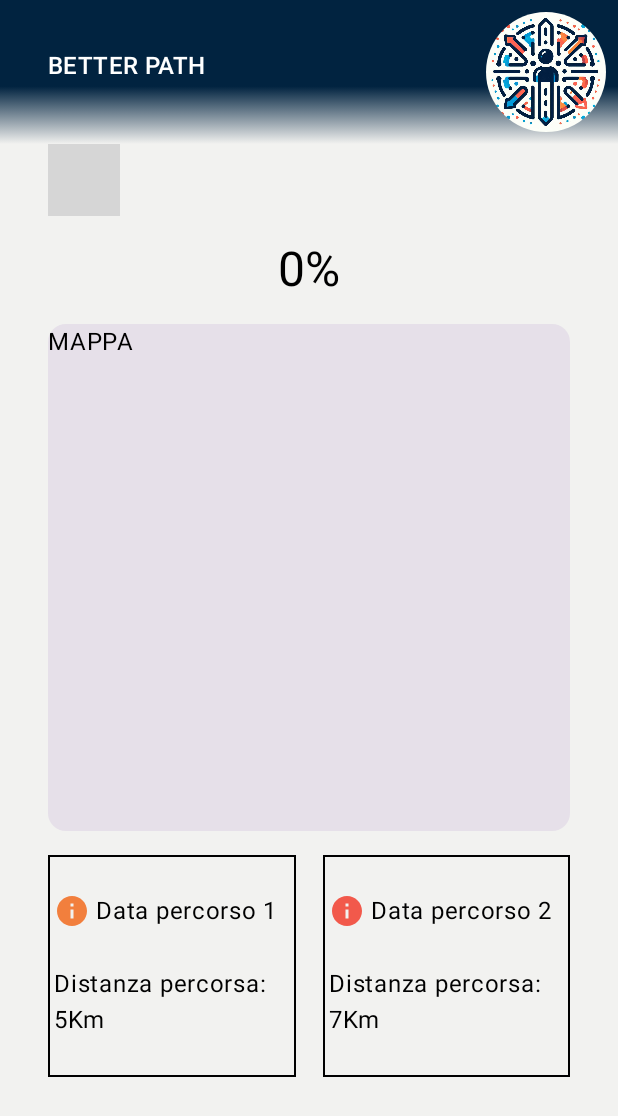
After one commit to Luca-Bartoletti/ProgMob_23_24, an Android app built with Jetpack Compose: the CompareScreen screen opened through its navigation route, on a phone screen of 412 x 824 dp. The commit adds this screen. Shown: the top 1116 px of the screen. Run offline under Robolectric (Android 15) with nearby library versions, the light colour scheme and no system bars; 1 statement that could not run was skipped; grey boxes are pictures that could not be loaded.

Commit message:
agggiunto mockup confronto percorsi. LAvoro sulle animazioni in corso

```diff
--- /dev/null
+++ b/app/src/main/java/com/example/betterpath/composables/AnimatedText.kt
@@ -0,0 +1,37 @@
+package com.example.betterpath.composables
+
+import androidx.compose.animation.core.Animatable
+import androidx.compose.animation.core.tween
+import androidx.compose.foundation.layout.fillMaxWidth
+import androidx.compose.foundation.layout.padding
+import androidx.compose.material3.MaterialTheme
+import androidx.compose.material3.Text
+import androidx.compose.runtime.Composable
+import androidx.compose.runtime.LaunchedEffect
+import androidx.compose.runtime.remember
+import androidx.compose.ui.Modifier
+import androidx.compose.ui.text.style.TextAlign
+import androidx.compose.ui.unit.dp
+
+@Composable
+fun AnimatedText(targetValue: Float = 0.5f) {
+    val animatedValue1  = remember { Animatable(0f) }
+    val durationMillis = 3000  // Durata dell'animazione in millisecondi
+
+    LaunchedEffect(Unit) {
+        animatedValue1.animateTo(
+            targetValue = targetValue,
+            animationSpec = tween(durationMillis)
+        )
+    }
+
+    Text(
+        modifier = Modifier
+            .fillMaxWidth()
+            .padding(top = 16.dp),
+        text = animatedValue1.value.toInt().toString() + "%",
+        textAlign = TextAlign.Center,
+        style = MaterialTheme.typography.headlineLarge
+    )
+
+}
--- a/app/src/main/java/com/example/betterpath/composables/AppNavigation.kt
+++ b/app/src/main/java/com/example/betterpath/composables/AppNavigation.kt
@@ -1,6 +1,5 @@
 package com.example.betterpath.composables
 
-import androidx.compose.foundation.layout.PaddingValues
 import androidx.compose.runtime.Composable
 import androidx.navigation.compose.NavHost
 import androidx.navigation.compose.composable
@@ -19,6 +18,7 @@ fun AppNavigation(historyModelView: HistoryViewModel){
         navigation(startDestination = "mainScreen", route = "mainRoute") {
             composable("mainScreen") {HomeScreen(navController, historyModelView)}
             composable("historyScreen") {HistoryScreen(navController, historyModelView)}
+            composable("compareScreen") {CompareScreen(navController)}
         }
     }
 }
--- /dev/null
+++ b/app/src/main/java/com/example/betterpath/composables/CompareScreen.kt
@@ -0,0 +1,146 @@
+package com.example.betterpath.composables
+
+import androidx.compose.animation.core.Animatable
+import androidx.compose.foundation.Canvas
+import androidx.compose.foundation.border
+import androidx.compose.foundation.layout.Arrangement
+import androidx.compose.foundation.layout.Box
+import androidx.compose.foundation.layout.Column
+import androidx.compose.foundation.layout.PaddingValues
+import androidx.compose.foundation.layout.Row
+import androidx.compose.foundation.layout.Spacer
+import androidx.compose.foundation.layout.fillMaxSize
+import androidx.compose.foundation.layout.fillMaxWidth
+import androidx.compose.foundation.layout.height
+import androidx.compose.foundation.layout.padding
+import androidx.compose.material.icons.Icons
+import androidx.compose.material.icons.filled.Info
+import androidx.compose.material3.Card
+import androidx.compose.material3.Icon
+import androidx.compose.material3.MaterialTheme
+import androidx.compose.material3.Scaffold
+import androidx.compose.material3.Text
+import androidx.compose.runtime.Composable
+import androidx.compose.runtime.remember
+import androidx.compose.ui.Alignment
+import androidx.compose.ui.Modifier
+import androidx.compose.ui.geometry.Offset
+import androidx.compose.ui.geometry.Size
+import androidx.compose.ui.graphics.Brush
+import androidx.compose.ui.graphics.Canvas
+import androidx.compose.ui.graphics.Color
+import androidx.compose.ui.text.style.TextAlign
+import androidx.compose.ui.tooling.preview.Preview
+import androidx.compose.ui.unit.dp
+import androidx.navigation.NavController
+import androidx.navigation.compose.rememberNavController
+import com.example.betterpath.ui.theme.GreenOil
+
+@Composable
+fun CompareScreen(navController: NavController){
+    Scaffold(
+        topBar = { Header(navController = navController) },
+        bottomBar = { Spacer(modifier = Modifier.height(32.dp)) },
+        ) { innerPadding ->
+        CompareContent(innerPadding)
+    }
+}
+
+@Composable
+fun CompareContent(innerPadding : PaddingValues, differenceValue:Float = 0.8f){
+    Column(
+        modifier = Modifier
+            .fillMaxSize()
+            .padding(innerPadding)
+            .padding(horizontal = 32.dp),
+        verticalArrangement = Arrangement.Center
+    ){
+        AnimatedLine(differenceValue)
+
+        AnimatedText(differenceValue)
+
+        Card(
+            modifier = Modifier
+                .fillMaxSize()
+                .weight(0.5f)
+                .padding(vertical = 16.dp),
+        ){
+            Text(text = "MAPPA")
+        }
+        // informazioni sui percorsi comparati
+        Row(
+            modifier = Modifier
+                .fillMaxWidth()
+                .weight(0.2f),
+            horizontalArrangement = Arrangement.SpaceBetween
+        ) {
+            Column(modifier = Modifier
+                .weight(0.45f)
+                .border(1.dp, Color.Black)
+            ){
+                Row (
+                    Modifier
+                        .fillMaxWidth()
+                        .weight(0.5f),
+                    verticalAlignment = Alignment.CenterVertically){
+                    Icon(
+                        modifier = Modifier.padding(horizontal = 4.dp),
+                        imageVector = Icons.Filled.Info,
+                        contentDescription = "Account image",
+                        tint = MaterialTheme.colorScheme.secondary,
+                    )
+                        Text(text = "Data percorso 1")
+                }
+                Row (
+                    Modifier
+                        .fillMaxSize()
+                        .weight(0.5f))
+                {
+                    Text(modifier = Modifier.padding(horizontal = 4.dp),
+                        text = "Distanza percorsa: 5Km")
+                }
+
+            }
+            Spacer(modifier = Modifier.weight(0.05f))
+            Column(modifier = Modifier
+                .weight(0.45f)
+                .border(1.dp, Color.Black)
+            ){
+                Row (
+                    Modifier
+                        .fillMaxWidth()
+                        .weight(0.5f),
+                    verticalAlignment = Alignment.CenterVertically){
+                    Icon(
+                        modifier = Modifier.padding(horizontal = 4.dp),
+                        imageVector = Icons.Filled.Info,
+                        contentDescription = "Account image",
+                        tint = MaterialTheme.colorScheme.surface,
+                    )
+                    Text(text = "Data percorso 2")
+                }
+                Row (
+                    Modifier
+                        .fillMaxSize()
+                        .weight(0.5f))
+                {
+                    Text(modifier = Modifier.padding(horizontal = 4.dp),
+                        text = "Distanza percorsa: 7Km")
+                }
+            }
+
+        }
+        //Spacer dal fondo dello schermo
+        Row(modifier = Modifier.weight(0.1f)){
+            Spacer(modifier = Modifier.fillMaxWidth())
+        }
+    }
+
+}
+
+@Preview
+@Composable
+fun CompareScreenPreview() {
+    val navController  = rememberNavController()
+    CompareScreen(navController = navController)
+}
--- a/app/src/main/java/com/example/betterpath/composables/Footer.kt
+++ b/app/src/main/java/com/example/betterpath/composables/Footer.kt
@@ -81,7 +81,7 @@ fun Footer(navController: NavController? = null, context: Context = LocalContext
             } else if(compareButton){
                 Button(
                     onClick = {
-                        //TODO
+                        navController?.navigate("compareScreen")
                     },
                     enabled = isCompareButtonEnabled,
                     modifier = Modifier.padding(end = 32.dp, bottom = 16.dp),
--- a/app/src/main/java/com/example/betterpath/composables/Header.kt
+++ b/app/src/main/java/com/example/betterpath/composables/Header.kt
@@ -1,8 +1,10 @@
 package com.example.betterpath.composables
 
 import android.content.Context
+import android.service.autofill.OnClickAction
 import androidx.compose.foundation.Image
 import androidx.compose.foundation.background
+import androidx.compose.foundation.clickable
 import androidx.compose.foundation.layout.Arrangement
 import androidx.compose.foundation.layout.Column
 import androidx.compose.foundation.layout.Row
@@ -29,10 +31,11 @@ import androidx.compose.ui.platform.LocalContext
 import androidx.compose.ui.res.painterResource
 import androidx.compose.ui.tooling.preview.Preview
 import androidx.compose.ui.unit.dp
+import androidx.navigation.NavController
 import com.example.betterpath.R
 
 @Composable
-fun Header(isLogged : Boolean = true, context: Context = LocalContext.current){
+fun Header(isLogged : Boolean = false, context: Context = LocalContext.current, navController: NavController){
     val brush = Brush.verticalGradient(
         colorStops = arrayOf(
             0.60f to MaterialTheme.colorScheme.tertiary, //0.60f
@@ -99,14 +102,21 @@ fun Header(isLogged : Boolean = true, context: Context = LocalContext.current){
             ) {
                 CircleImage(
                     resource = R.drawable.logo_ia,
-                    contentDescription = context.getString(R.string.application_logo)
+                    contentDescription = context.getString(R.string.application_logo),
+                    onClickAction = {
+                        navController.navigate("compareScreen"){
+//                            popUpTo("home"){
+//                                inclusive = true
+//                            }
+                        }
+                    }
                 )
             }
         }
     }
 }
 @Composable
-fun CircleImage(resource: Int, contentDescription: String?){
+fun CircleImage(resource: Int, contentDescription: String?, onClickAction: () -> Unit){
     Image(
         painter = painterResource(id = resource),
         contentDescription = contentDescription,
@@ -114,11 +124,12 @@ fun CircleImage(resource: Int, contentDescription: String?){
         modifier = Modifier
             .padding(top = 8.dp, end = 8.dp, bottom = 8.dp)
             .clip(CircleShape)
+            .clickable(onClick = onClickAction)
     )
 }
 
 @Preview(showBackground = true)
 @Composable
 fun HeaderPreview() {
-    Header(isLogged = true)
+    Header(isLogged = true, navController = NavController(context = LocalContext.current))
 }
--- a/app/src/main/java/com/example/betterpath/composables/HistoryScreen.kt
+++ b/app/src/main/java/com/example/betterpath/composables/HistoryScreen.kt
@@ -33,7 +33,7 @@ import com.example.betterpath.viewModel.HistoryViewModel
 fun HistoryScreen(navController: NavController? = null, viewModel: HistoryViewModel? = null) {
 
     Scaffold(
-        topBar = { Header() },
+        topBar = { Header(navController = navController!!) },
         bottomBar = { Footer(navController = navController, homeButton = true, compareButton = true, viewModel = viewModel) },
 
         ) { innerPadding ->
@@ -53,6 +53,7 @@ fun HistoryContent(innerPadding: PaddingValues, viewModel: HistoryViewModel?){
         verticalArrangement = Arrangement.Center,
         horizontalAlignment = Alignment.CenterHorizontally
     ) {
+        viewModel?.resetCheckBoxValue()
         items(pathInfo?.value?.size ?: 0){ index ->
             val path = pathInfo?.value?.get(index)
             InfoRow(id = path!!.id, viewModel = viewModel, distance = path.distance, data = path.date, pathInfo = path.pathInfo)
--- a/app/src/main/java/com/example/betterpath/composables/HomeScreen.kt
+++ b/app/src/main/java/com/example/betterpath/composables/HomeScreen.kt
@@ -29,13 +29,14 @@ import androidx.compose.ui.Modifier
 import androidx.compose.ui.tooling.preview.Preview
 import androidx.compose.ui.unit.dp
 import androidx.navigation.NavController
+import androidx.navigation.compose.rememberNavController
 import com.example.betterpath.viewModel.HistoryViewModel
 
 @Composable
 fun HomeScreen(navController: NavController? = null, historyViewModel : HistoryViewModel? = null) {
     var isTracking by remember { mutableIntStateOf(0) }
     Scaffold(
-        topBar = { Header() },
+        topBar = { Header(navController = navController!!) },
         bottomBar = { Footer(navController = navController, historyButton = true, viewModel = historyViewModel) },
         floatingActionButton = {
             LargeFloatingActionButton(
@@ -97,5 +98,6 @@ fun HomeContent(innerPadding : PaddingValues){
 @Preview
 @Composable
 fun HomeScreenPreview() {
-    HomeScreen()
+    val navController  = rememberNavController()
+    HomeScreen(navController = navController)
 }
--- a/app/src/main/java/com/example/betterpath/composables/LoginForm.kt
+++ b/app/src/main/java/com/example/betterpath/composables/LoginForm.kt
@@ -14,7 +14,7 @@ import androidx.compose.ui.text.input.KeyboardType
 import androidx.compose.ui.text.input.PasswordVisualTransformation
 import androidx.compose.ui.tooling.preview.Preview
 
-
+// TODO remove
 @Composable
 fun LoginForm(){
     var text by remember{ mutableStateOf("") }
--- a/app/src/main/java/com/example/betterpath/composables/LoginScreen.kt
+++ b/app/src/main/java/com/example/betterpath/composables/LoginScreen.kt
@@ -17,6 +17,7 @@ import androidx.compose.ui.Alignment
 import androidx.compose.ui.Modifier
 import androidx.compose.ui.platform.LocalContext
 import androidx.compose.ui.res.stringResource
+import androidx.compose.ui.text.style.TextAlign
 import androidx.compose.ui.tooling.preview.Preview
 import androidx.compose.ui.unit.dp
 import androidx.navigation.NavController
@@ -28,7 +29,7 @@ fun LoginScreen(navController: NavController){
     Column (
         Modifier.background(MaterialTheme.colorScheme.background)
     ){
-        Header(context = context)
+        Header(context = context, navController = navController)
         Column (
             verticalArrangement = Arrangement.Center,
             horizontalAlignment = Alignment.CenterHorizontally,
@@ -61,7 +62,7 @@ fun LoginScreen(navController: NavController){
 
             Text(
                 color = MaterialTheme.colorScheme.onBackground,
-                text = context.getString(R.string.or_string)
+                text = context.getString(R.string.or_string),
             )
 
 
@@ -90,7 +91,9 @@ fun LoginScreen(navController: NavController){
 
             Text(
                 color = MaterialTheme.colorScheme.onBackground,
-                text = stringResource(R.string.offline_note)
+                text = stringResource(R.string.offline_note),
+                modifier = Modifier.fillMaxWidth(),
+                textAlign = TextAlign.Justify
             )
 
         }
--- a/app/src/main/java/com/example/betterpath/viewModel/HistoryViewModel.kt
+++ b/app/src/main/java/com/example/betterpath/viewModel/HistoryViewModel.kt
@@ -24,6 +24,12 @@ class HistoryViewModel : ViewModel() {
         viewModelScope.launch {
             historyItem.value = historyRepository.getSamplePath()
         }
+    }
+
+    fun resetCheckBoxValue(){
+        checkedBox.value = arrayOf(-1,-1)
+        numberOfChecked.intValue = 0
+        enableCompareButton.value = false
     }
 
     fun updateCheckedBox(index: Int, value: Boolean) : Boolean {
```
